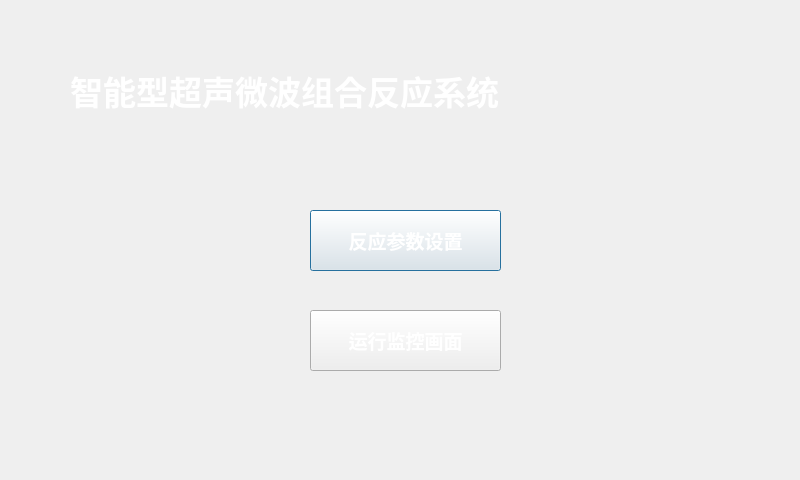
Above: select.ui from wanghao-xznu/untitled2 before the change. Below: the same form after it.
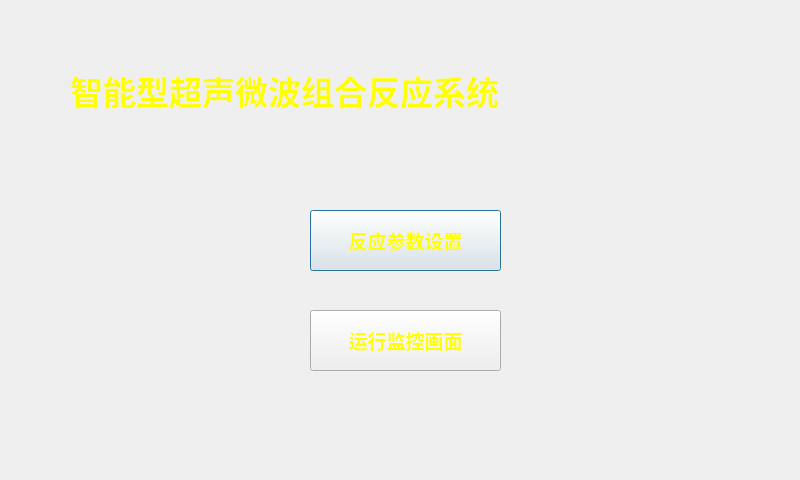
That is the form after the change. Icons and pictures are not drawn.

```diff
--- a/select.ui
+++ b/select.ui
@@ -14,7 +14,7 @@
    <string>Dialog</string>
   </property>
   <property name="styleSheet">
-   <string notr="true">color: rgb(255, 255, 255);
+   <string notr="true">color: rgb(255, 255, 0);
 background-image:url(./background_bilang.jpg)</string>
   </property>
   <widget class="QLabel" name="label">
```
